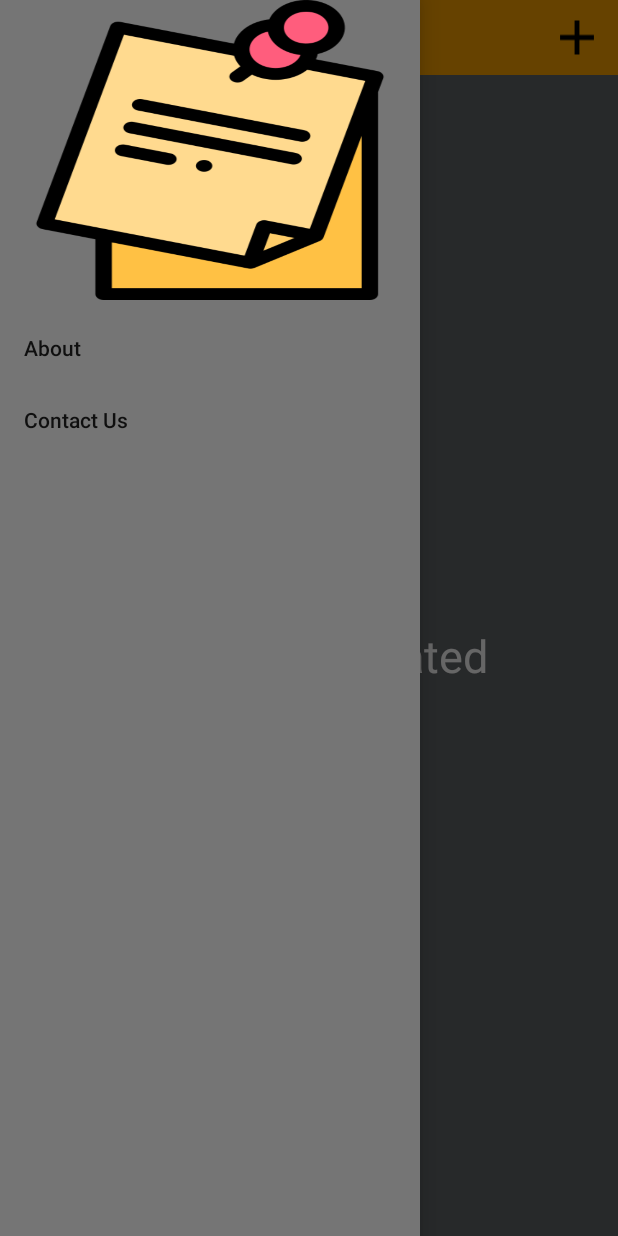
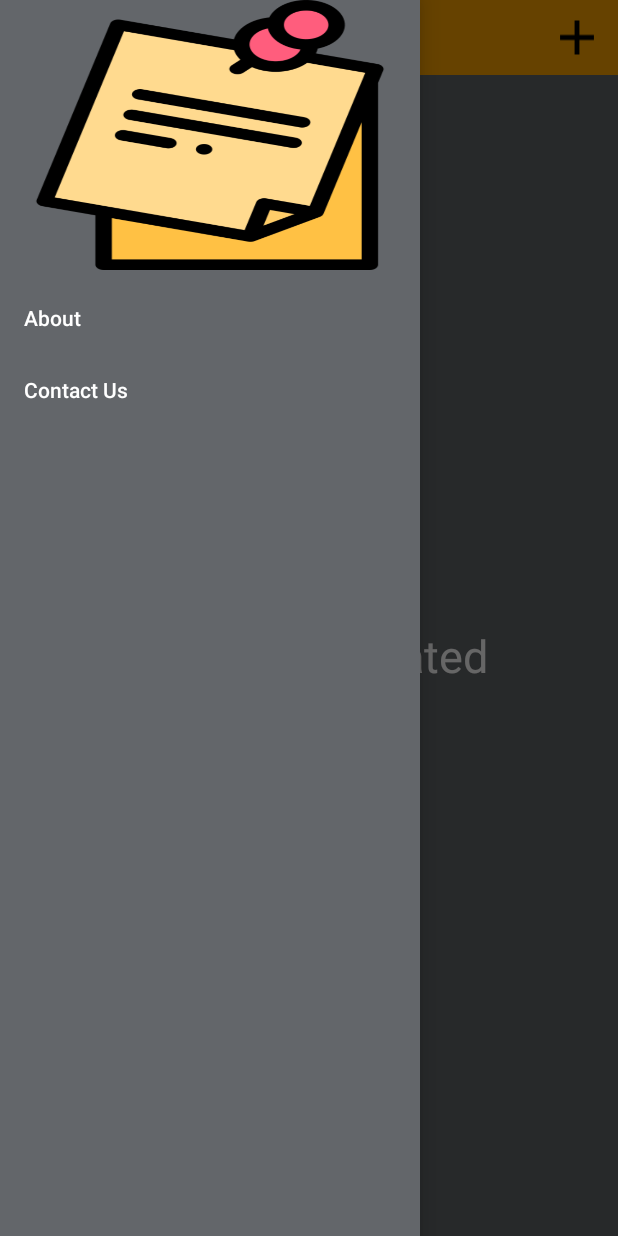
Before and after one commit to agr-shubham/NotesApp, an Android app: the screen it shows after launch (ListNotesActivity), with the side drawer open, on a phone screen of 412 x 824 dp. Run offline under Robolectric (Android 15) with nearby library versions, the phone set to English and light mode, and no system bars; our stand-ins replace Room's generated code.

Commit message:
minor UI changes

```diff
--- a/app/src/main/res/layout/activity_list_notes.xml
+++ b/app/src/main/res/layout/activity_list_notes.xml
@@ -79,7 +79,7 @@
             android:layout_width="match_parent"
             android:layout_height="0dp"
             app:layout_constraintBottom_toBottomOf="parent"
-            android:text="No Notes Created"
+            android:text="@string/no_notes_created"
             android:gravity="center"
             app:layout_constraintEnd_toEndOf="parent"
             app:layout_constraintHorizontal_bias="1.0"
@@ -93,8 +93,10 @@
         android:layout_width="wrap_content"
         android:layout_height="match_parent"
         android:layout_gravity="start"
-        android:background="@color/gray_600"
+        android:background="@color/dark_gray"
         app:headerLayout="@layout/nav_header"
+        app:itemTextColor="@color/white"
         app:menu="@menu/drawer_list"
+        android:textSize="30sp"
         android:fitsSystemWindows="true"/>
 </androidx.drawerlayout.widget.DrawerLayout>
--- a/app/src/main/res/layout/home.xml
+++ b/app/src/main/res/layout/home.xml
@@ -77,7 +77,7 @@
         android:inputType="textCapSentences|textMultiLine"
         android:paddingLeft="10dp"
         android:paddingTop="5dp"
-        android:hint="Start typing here"
+        android:hint="@string/start_typing_here"
         android:textColorHint="@color/white"
         android:textColor="@color/white"
         android:textSize="20dp"
--- a/app/src/main/res/layout/nav_header.xml
+++ b/app/src/main/res/layout/nav_header.xml
@@ -4,7 +4,7 @@
     xmlns:app="http://schemas.android.com/apk/res-auto"
     android:id="@+id/navConstraint"
     android:layout_width="match_parent"
-    android:layout_height="200dp"
+    android:layout_height="180dp"
     android:theme="@style/ThemeOverlay.AppCompat.Dark">
 
     <ImageView
--- a/app/src/main/res/layout/note_title_card.xml
+++ b/app/src/main/res/layout/note_title_card.xml
@@ -25,7 +25,7 @@
                 android:layout_height="wrap_content"
                 android:textAppearance="?attr/textAppearanceHeadline6"
                 android:textSize="22sp"
-                android:text="Title"
+                android:text="@string/title"
                 android:textStyle="bold"
                 android:textColor="@color/white"/>
 
@@ -36,7 +36,7 @@
                 android:textSize="16sp"
                 android:textAppearance="?attr/textAppearanceBody2"
                 android:textColor="@color/white"
-                android:text="First Line of note then truncated..."/>
+                android:text="@string/first_line_of_note_then_truncated"/>
                 <TextView
                 android:id="@+id/note_last_modified"
                 android:layout_width="wrap_content"
--- a/app/src/main/res/values/strings.xml
+++ b/app/src/main/res/values/strings.xml
@@ -2,4 +2,8 @@
     <string name="app_name">Notes</string>
     <!-- TODO: Remove or change this placeholder text -->
     <string name="hello_blank_fragment">Hello blank fragment</string>
+    <string name="no_notes_created">No Notes Created</string>
+    <string name="start_typing_here">Start typing here</string>
+    <string name="title">Title</string>
+    <string name="first_line_of_note_then_truncated">First Line of note then truncated...</string>
 </resources>
```
